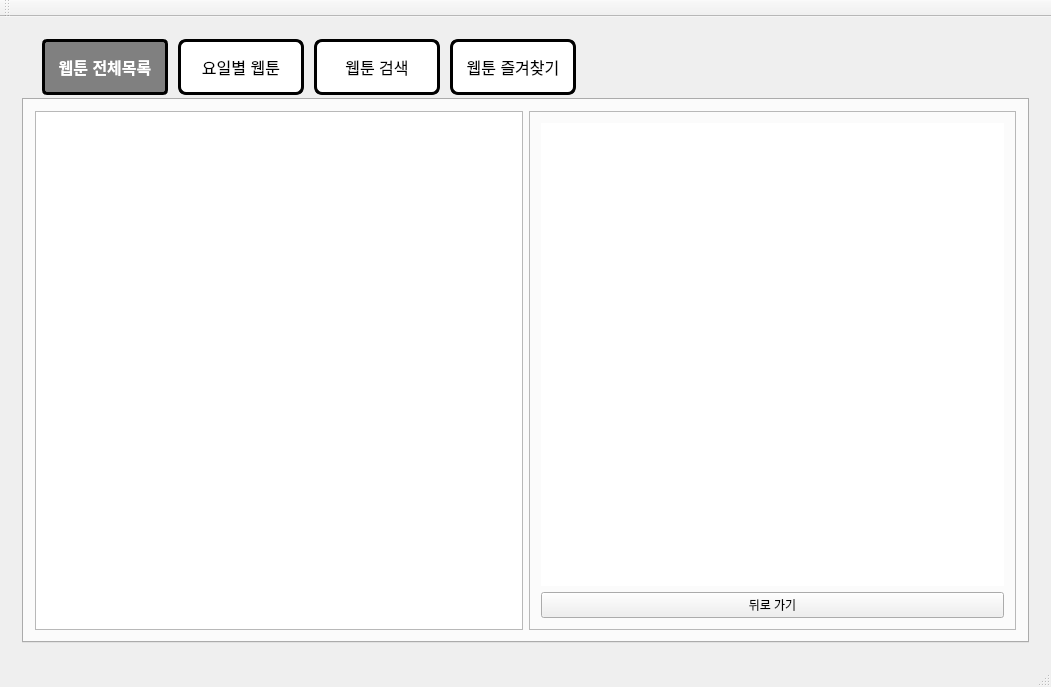
This is project5_webtoon/client/mainwindow.ui in myeonghh/lms4_Project as Qt 5 draws it before an edit. The edited form follows.
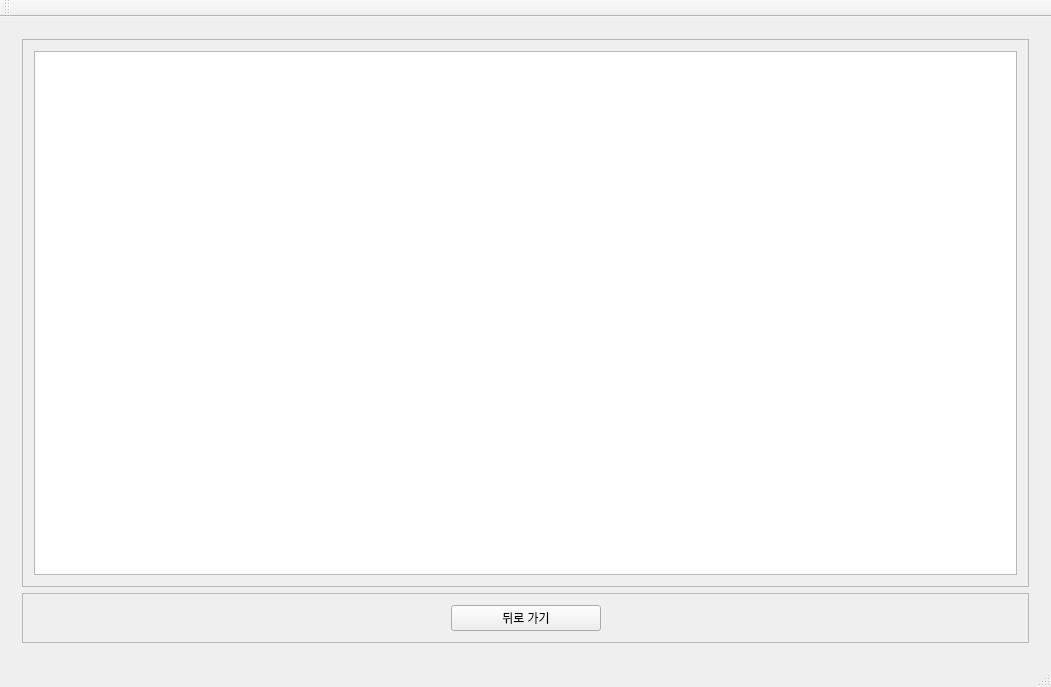
This is the edited form. The open tabs and pages were chosen to show the change.

```diff
--- a/project5_webtoon/client/mainwindow.ui
+++ b/project5_webtoon/client/mainwindow.ui
@@ -95,49 +95,6 @@
               </property>
              </widget>
             </item>
-            <item row="0" column="1">
-             <widget class="QFrame" name="detailView_frame">
-              <property name="minimumSize">
-               <size>
-                <width>0</width>
-                <height>0</height>
-               </size>
-              </property>
-              <property name="styleSheet">
-               <string notr="true">#detailView_frame QFrame {
-    border: none;
-	padding:0px;
-}</string>
-              </property>
-              <property name="frameShape">
-               <enum>QFrame::Shape::StyledPanel</enum>
-              </property>
-              <property name="frameShadow">
-               <enum>QFrame::Shadow::Raised</enum>
-              </property>
-              <layout class="QVBoxLayout" name="verticalLayout_2">
-               <item>
-                <widget class="QTableView" name="e_detailTableView">
-                 <property name="font">
-                  <font>
-                   <family>Ubuntu</family>
-                  </font>
-                 </property>
-                 <property name="editTriggers">
-                  <set>QAbstractItemView::EditTrigger::NoEditTriggers</set>
-                 </property>
-                </widget>
-               </item>
-               <item>
-                <widget class="QPushButton" name="e_back_btn">
-                 <property name="text">
-                  <string>뒤로 가기</string>
-                 </property>
-                </widget>
-               </item>
-              </layout>
-             </widget>
-            </item>
            </layout>
           </widget>
           <widget class="QWidget" name="dayTab">
@@ -327,6 +284,76 @@
         </item>
        </layout>
       </widget>
+      <widget class="QWidget" name="toonList_page">
+       <layout class="QVBoxLayout" name="verticalLayout_3">
+        <item>
+         <widget class="QFrame" name="frame">
+          <property name="frameShape">
+           <enum>QFrame::Shape::StyledPanel</enum>
+          </property>
+          <property name="frameShadow">
+           <enum>QFrame::Shadow::Raised</enum>
+          </property>
+          <layout class="QGridLayout" name="gridLayout_14">
+           <item row="0" column="0">
+            <widget class="QTableView" name="epiList_tableView"/>
+           </item>
+          </layout>
+         </widget>
+        </item>
+        <item>
+         <widget class="QFrame" name="frame_2">
+          <property name="frameShape">
+           <enum>QFrame::Shape::StyledPanel</enum>
+          </property>
+          <property name="frameShadow">
+           <enum>QFrame::Shadow::Raised</enum>
+          </property>
+          <layout class="QGridLayout" name="gridLayout_15">
+           <item row="0" column="1">
+            <widget class="QPushButton" name="toList_backBtn">
+             <property name="minimumSize">
+              <size>
+               <width>150</width>
+               <height>0</height>
+              </size>
+             </property>
+             <property name="text">
+              <string>뒤로 가기</string>
+             </property>
+            </widget>
+           </item>
+           <item row="0" column="0">
+            <spacer name="horizontalSpacer_2">
+             <property name="orientation">
+              <enum>Qt::Orientation::Horizontal</enum>
+             </property>
+             <property name="sizeHint" stdset="0">
+              <size>
+               <width>40</width>
+               <height>20</height>
+              </size>
+             </property>
+            </spacer>
+           </item>
+           <item row="0" column="2">
+            <spacer name="horizontalSpacer_3">
+             <property name="orientation">
+              <enum>Qt::Orientation::Horizontal</enum>
+             </property>
+             <property name="sizeHint" stdset="0">
+              <size>
+               <width>40</width>
+               <height>20</height>
+              </size>
+             </property>
+            </spacer>
+           </item>
+          </layout>
+         </widget>
+        </item>
+       </layout>
+      </widget>
       <widget class="QWidget" name="page_2">
        <widget class="QWidget" name="layoutWidget">
         <property name="geometry">
```
Left out of the diff: 87 changed lines with no effect on the pictures.
